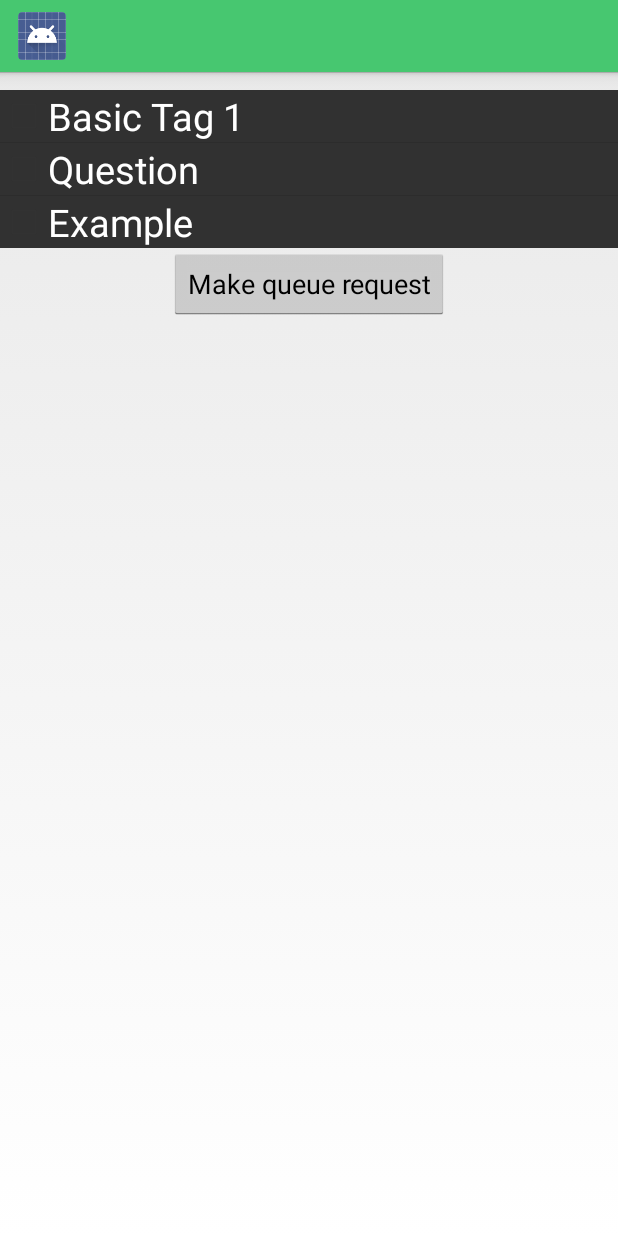
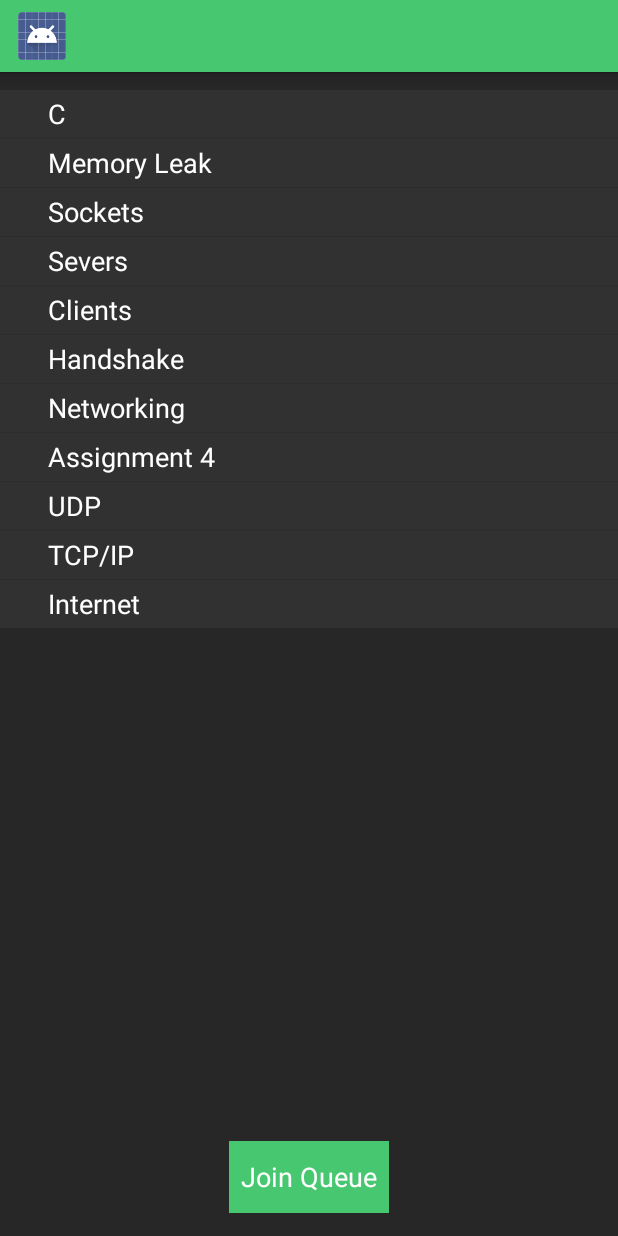
Before and after one commit to bountygiver/fibegang, an Android app: the RoomActivity screen opened directly, with no data from a screen before it, on a phone screen of 412 x 824 dp. Run offline under Robolectric (Android 15) with nearby library versions, the phone set to English and light mode, and no system bars; network calls fail; 2 statements that could not run were skipped.

Commit message:
Updates styles and fixed bugs

```diff
--- a/FibeStudentClient/app/src/main/java/com/fibe/fibestudentclient/Items/Tags.java
+++ b/FibeStudentClient/app/src/main/java/com/fibe/fibestudentclient/Items/Tags.java
@@ -25,9 +25,17 @@ public class Tags {
 
     static {
         // Add 3 sample items.
-        addItem(new TagItem("1", "Basic Tag 1"));
-        addItem(new TagItem("2", "Question"));
-        addItem(new TagItem("3", "Example"));
+        addItem(new TagItem("1", "C"));
+        addItem(new TagItem("2", "Memory Leak"));
+        addItem(new TagItem("3", "Sockets"));
+        addItem(new TagItem("4", "Severs"));
+        addItem(new TagItem("5", "Clients"));
+        addItem(new TagItem("6", "Handshake"));
+        addItem(new TagItem("7", "Networking"));
+        addItem(new TagItem("8", "Assignment 4"));
+        addItem(new TagItem("9", "UDP"));
+        addItem(new TagItem("10", "TCP/IP"));
+        addItem(new TagItem("11", "Internet"));
     }
 
     private static void addItem(TagItem item) {
--- a/FibeStudentClient/app/src/main/java/com/fibe/fibestudentclient/RoomActivity.java
+++ b/FibeStudentClient/app/src/main/java/com/fibe/fibestudentclient/RoomActivity.java
@@ -50,9 +50,8 @@ public class RoomActivity extends Activity implements TagsFragment.OnFragmentInt
     public void BackToRoom() {
         TagsFragment f = new TagsFragment();
         FragmentTransaction t = getFragmentManager().beginTransaction();
-        getFragmentManager().popBackStack(null, getFragmentManager().POP_BACK_STACK_INCLUSIVE);
+        getFragmentManager().popBackStackImmediate();
         t.replace(R.id.roomTagFrame, f);
-        t.addToBackStack(null);
         t.commit();
         mBtnPing.setVisibility(View.VISIBLE);
     }
--- a/FibeStudentClient/app/src/main/res/layout/activity_class_selector.xml
+++ b/FibeStudentClient/app/src/main/res/layout/activity_class_selector.xml
@@ -4,4 +4,6 @@
     android:layout_width="match_parent"
     android:layout_height="match_parent"
     tools:context="com.fibe.fibestudentclient.ClassSelectorActivity"
-    tools:ignore="MergeRootFrame" />
+    tools:ignore="MergeRootFrame"
+    android:background="@color/default_background"
+    />
--- a/FibeStudentClient/app/src/main/res/layout/activity_room.xml
+++ b/FibeStudentClient/app/src/main/res/layout/activity_room.xml
@@ -5,18 +5,21 @@
     android:layout_height="match_parent"
     tools:context="com.fibe.fibestudentclient.RoomActivity"
     tools:ignore="MergeRootFrame"
-    android:orientation="vertical" >
+    android:orientation="vertical"
+    android:background="@color/default_background">
 
     <FrameLayout
         android:layout_width="match_parent"
-        android:layout_height="wrap_content"
-        android:layout_gravity="center_horizontal"
-        android:id="@+id/roomTagFrame"></FrameLayout>
+        android:layout_height="0dp"
+        android:layout_gravity="center"
+        android:id="@+id/roomTagFrame"
+        android:layout_weight="1"></FrameLayout>
 
     <Button
         android:layout_width="wrap_content"
         android:layout_height="wrap_content"
         android:text="@string/btnEnqueue"
         android:id="@+id/btnEnqueue"
-        android:layout_gravity="center_horizontal" />
+        android:layout_gravity="center_horizontal"
+        style="@style/default_buttons" />
 </LinearLayout>
--- a/FibeStudentClient/app/src/main/res/layout/fragment_main.xml
+++ b/FibeStudentClient/app/src/main/res/layout/fragment_main.xml
@@ -40,7 +40,8 @@
             android:layout_height="wrap_content"
             android:textColor="#ffffff"
             android:id="@+id/txtAddress"
-            android:inputType="textUri" />
+            android:inputType="textUri"
+            android:text="hysw.org"/>
 
         <ProgressBar
             style="?android:attr/progressBarStyleHorizontal"
--- a/FibeStudentClient/app/src/main/res/layout/tag_item.xml
+++ b/FibeStudentClient/app/src/main/res/layout/tag_item.xml
@@ -2,7 +2,7 @@
 <CheckBox xmlns:android="http://schemas.android.com/apk/res/android"
     android:layout_width="match_parent"
     android:layout_height="match_parent"
-    style="@style/clickerOption"
+    style="@style/TagListStyle"
     android:id="@+id/txtToggleTag">
 
 </CheckBox>
--- a/FibeStudentClient/app/src/main/res/values/strings.xml
+++ b/FibeStudentClient/app/src/main/res/values/strings.xml
@@ -8,11 +8,11 @@
     <string name="labelConnectTo">Enter server address:</string>
     <string name="btnConnect">Connect</string>
     <string name="prompt_username">Username</string>
-    <string name="title_activity_class_selector">ClassSelectorActivity</string>
+    <string name="title_activity_class_selector">Classrooms</string>
     <string name="class_selector_refresh">Refresh</string>
-    <string name="title_activity_room">RoomActivity</string>
+    <string name="title_activity_room">Room</string>
     <string name="hello_blank_fragment">Hello blank fragment</string>
-    <string name="btnEnqueue">Make queue request</string>
+    <string name="btnEnqueue">Join Queue</string>
     <string name="labelTalking">Talking:</string>
     <string name="btnTalkStop">Stop</string>
     <string name="btnCancelRequest">Cancel Request</string>
--- a/FibeStudentClient/app/src/main/res/values/styles.xml
+++ b/FibeStudentClient/app/src/main/res/values/styles.xml
@@ -17,8 +17,7 @@
     <!-- TagListStyle styles -->
     <style name="TagListStyle" parent="@android:style/TextAppearance.Medium">
         <item name="android:textColor">#ffffff</item>
-        <item name="android:typeface">monospace</item>
-        <item name="android:choiceMode">multipleChoice</item>
+        <item name="android:layout_height">16dp</item>
         <item name="android:background">#313131</item>
         <item name="android:divider">@android:color/transparent</item>
         <item name="android:dividerHeight">-20sp</item>
@@ -36,9 +35,25 @@
         <item name="android:layout_marginTop">12dp</item>
     </style>
 
+    <style name="cancel_button">
+        <item name="android:textColor">#ffffff</item>
+        <item name="android:background">#ff0000</item>
+        <item name="android:padding">6dp</item>
+        <item name="android:layout_margin">3dp</item>
+    </style>
+
+    <style name="default_buttons">
+        <item name="android:background">#47C770</item>
+        <item name="android:textColor">#ffffff</item>
+        <item name="android:padding">8dp</item>
+        <item name="android:layout_margin">15dp</item>
+    </style>
+
     <!-- Colours styles -->
     <color name="pressed_color">#47C770</color>
     <color name="default_color">#313131</color>
+    <color name="default_background">#272727</color>
+    <color name="font_face_color">#ffffff</color>
 
 
 </resources>
```
Also changed, not shown: FibeStudentClient/app/src/main/java/BackEnd/TalkSession.java (+10 -2 lines), FibeStudentClient/app/src/main/java/com/fibe/fibestudentclient/TalkFragment.java (+21 -6 lines), FibeStudentClient/app/src/main/res/layout/fragment_talk.xml (+32 -11 lines).
